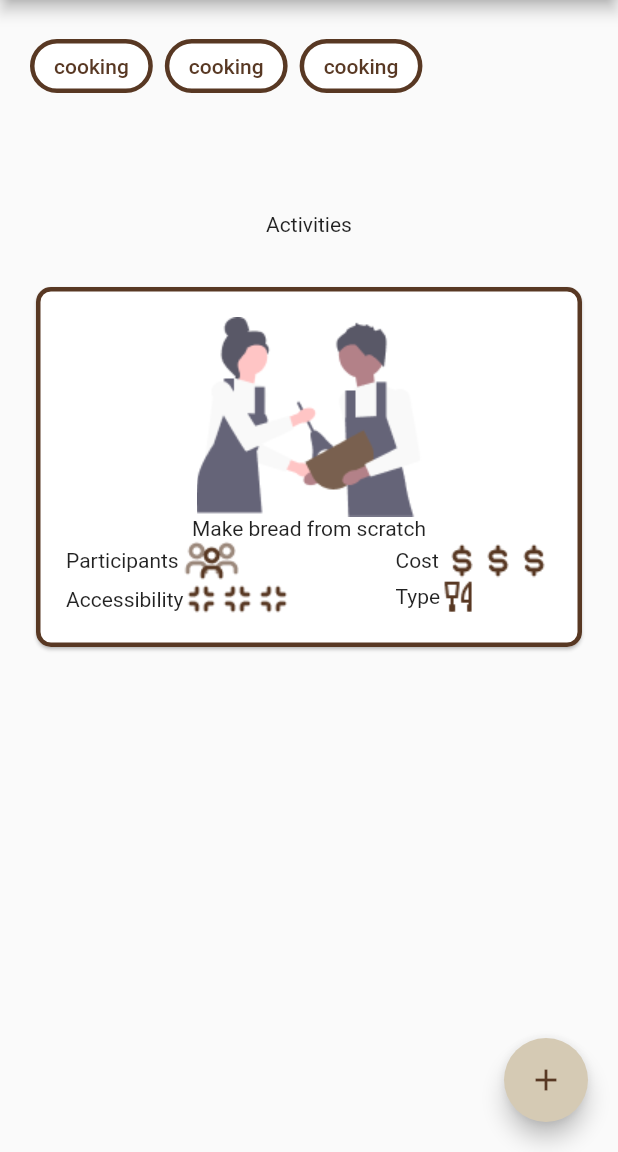
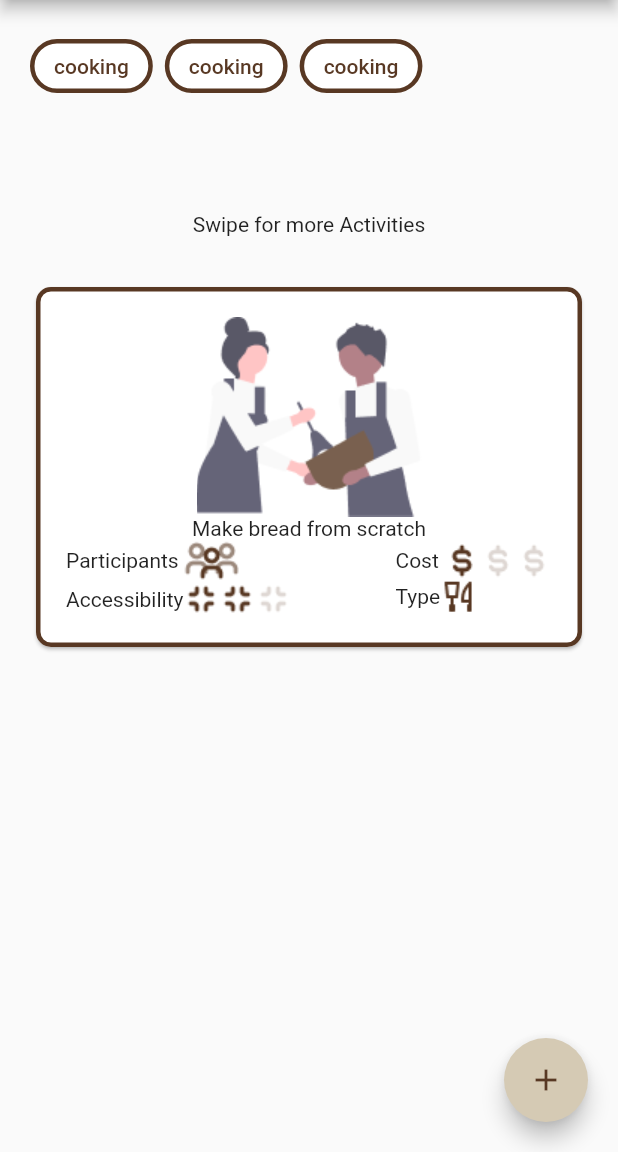
Before and after one commit to JeanDeboutGat/Boring-mobile-app, a Flutter app: the screen it shows after launch, on a phone screen of 412 x 824 dp, the part 84-1236 px from its top. Run offline on Flutter 3.47's test engine with Material 2 defaults, Android fonts, the light colour scheme and no system bars; our stand-ins replace toggle_switch.

Commit message:
imp(home): display activity symbols dynamically.

```diff
--- a/lib/HomeWidget.dart
+++ b/lib/HomeWidget.dart
@@ -3,6 +3,22 @@ import 'package:me_bored/constants.dart';
 
 import 'CustomAppBar.dart';
 import 'SwipableCategory.dart';
+
+enum Participants { one, group }
+
+enum Type { education, cooking }
+
+final ACCESSIBILITY_MAX = 3;
+final COST_MAX = 3;
+
+class Activity {
+  Type type;
+  Participants participants;
+  int cost;
+  int accessibility;
+
+  Activity(this.type, this.participants, this.cost, this.accessibility);
+}
 
 class HomeWidget extends StatefulWidget {
   const HomeWidget({super.key});
@@ -14,6 +30,8 @@ class HomeWidget extends StatefulWidget {
 }
 
 class _HomeWidgetState extends State<HomeWidget> {
+  Activity activity = Activity(Type.cooking, Participants.group, 1, 2);
+
   @override
   Widget build(BuildContext context) {
     return Scaffold(
@@ -47,13 +65,11 @@ class _HomeWidgetState extends State<HomeWidget> {
                   children: [
                     const Padding(
                       padding: EdgeInsets.fromLTRB(0, 0, 0, 30),
-                      child: Text("Activities"),
+                      child: Text("Swipe for more Activities"),
                     ),
                     Card(
                         shape: const RoundedRectangleBorder(
-                            borderRadius: BorderRadius.all(Radius.circular(10)),
-                            side: BorderSide(
-                                width: 3, color: Color(COLORS.primary))),
+                            borderRadius: BorderRadius.all(Radius.circular(10)), side: BorderSide(width: 3, color: Color(COLORS.primary))),
                         child: Container(
                           padding: const EdgeInsets.all(20),
                           child: Column(
@@ -64,61 +80,46 @@ class _HomeWidgetState extends State<HomeWidget> {
                               const Text("Make bread from scratch"),
                               const SizedBox(width: 10),
                               Row(
-                                mainAxisAlignment:
-                                    MainAxisAlignment.spaceBetween,
+                                mainAxisAlignment: MainAxisAlignment.spaceBetween,
                                 children: [
                                   Column(
-                                    crossAxisAlignment:
-                                        CrossAxisAlignment.start,
+                                    crossAxisAlignment: CrossAxisAlignment.start,
                                     children: [
                                       Row(
-                                        children: const [
-                                          Text("Participants"),
+                                        children: [
+                                          const Text("Participants"),
                                           Image(
-                                              image: AssetImage(
-                                                  "assets/participants-group.png"))
+                                              image: AssetImage(activity.participants == Participants.group
+                                                  ? "assets/participants-group.png"
+                                                  : "assets/participants-one.png"))
                                         ],
                                       ),
                                       Row(
-                                        children: const [
-                                          Text("Accessibility"),
-                                          Image(
-                                              image: AssetImage(
-                                                  "assets/accessibility-highlighted.png")),
-                                          Image(
-                                              image: AssetImage(
-                                                  "assets/accessibility-highlighted.png")),
-                                          Image(
-                                              image: AssetImage(
-                                                  "assets/accessibility-highlighted.png")),
+                                        children: [
+                                          const Text("Accessibility"),
+                                          for (int i = 0; i < activity.accessibility; i++)
+                                            const Image(image: AssetImage("assets/accessibility-highlighted.png")),
+                                          for (int i = 0; i < ACCESSIBILITY_MAX - activity.accessibility; i++)
+                                            const Image(image: AssetImage("assets/accessibility-unhighlighted.png")),
                                         ],
                                       ),
                                     ],
                                   ),
                                   Column(
-                                    crossAxisAlignment:
-                                        CrossAxisAlignment.start,
+                                    crossAxisAlignment: CrossAxisAlignment.start,
                                     children: [
                                       Row(
-                                        children: const [
-                                          Text("Cost "),
-                                          Image(
-                                              image: AssetImage(
-                                                  "assets/cost-highlighted.png")),
-                                          Image(
-                                              image: AssetImage(
-                                                  "assets/cost-highlighted.png")),
-                                          Image(
-                                              image: AssetImage(
-                                                  "assets/cost-highlighted.png")),
+                                        children: [
+                                          const Text("Cost "),
+                                          for (int i = 0; i < activity.cost; i++) const Image(image: AssetImage("assets/cost-highlighted.png")),
+                                          for (int i = 0; i < ACCESSIBILITY_MAX - activity.cost; i++)
+                                            const Image(image: AssetImage("assets/cost-unhighlighted.png")),
                                         ],
                                       ),
                                       Row(
-                                        children: const [
-                                          Text("Type"),
-                                          Image(
-                                              image: AssetImage(
-                                                  "assets/cook.png")),
+                                        children: [
+                                          const Text("Type"),
+                                          Image(image: AssetImage("assets/${activity.type.name}.png")),
                                         ],
                                       ),
                                     ],
@@ -145,14 +146,11 @@ class _HomeWidgetState extends State<HomeWidget> {
                           margin: EdgeInsets.symmetric(vertical: 50, horizontal: 20),
                           backgroundColor: Color(COLORS.secondary),
                           shape: RoundedRectangleBorder(
-                              borderRadius: BorderRadius.all(Radius.circular(10)),
-                              side: BorderSide(
-                                  width: 3, color: Color(COLORS.primary))),
+                              borderRadius: BorderRadius.all(Radius.circular(10)), side: BorderSide(width: 3, color: Color(COLORS.primary))),
                         );
                         ScaffoldMessenger.of(context).showSnackBar(snackBar);
                       },
-                      child:
-                          const Icon(Icons.add, color: Color(COLORS.primary)),
+                      child: const Icon(Icons.add, color: Color(COLORS.primary)),
                     )
                   ],
                 ))
@@ -161,4 +159,6 @@ class _HomeWidgetState extends State<HomeWidget> {
       ),
     );
   }
+
+  displayAccessibility(int accessibilty) {}
 }
--- a/lib/TodoListWidget.dart
+++ b/lib/TodoListWidget.dart
@@ -15,7 +15,7 @@ class TodoListWidget extends StatefulWidget {
   TodoListWidget({super.key});
 
   final List<Todo> todos = List<Todo>.generate(
-      50, (i) => Todo("activity ${i}", "assets/cook.png", false));
+      50, (i) => Todo("activity ${i}", "assets/cooking.png", false));
 
   @override
   State<StatefulWidget> createState() {
--- a/lib/filterWidget.dart
+++ b/lib/filterWidget.dart
@@ -180,7 +180,7 @@ class _FilterWidgetState extends State<FilterWidget> {
                             mainAxisAlignment: MainAxisAlignment.spaceBetween,
                             children: [
                               Text(value.type),
-                              const Image(image: AssetImage("assets/cook.png")),
+                              const Image(image: AssetImage("assets/cooking.png")),
                             ],
                           ),
                         );
```
Also changed, not shown: assets/accessibility-unhighlighted.png (added), assets/cooking.png (renamed from assets/cook.png), assets/cost-unhighlighted.png (added), assets/participants-one.png (renamed from assets/participants-individual.png).
